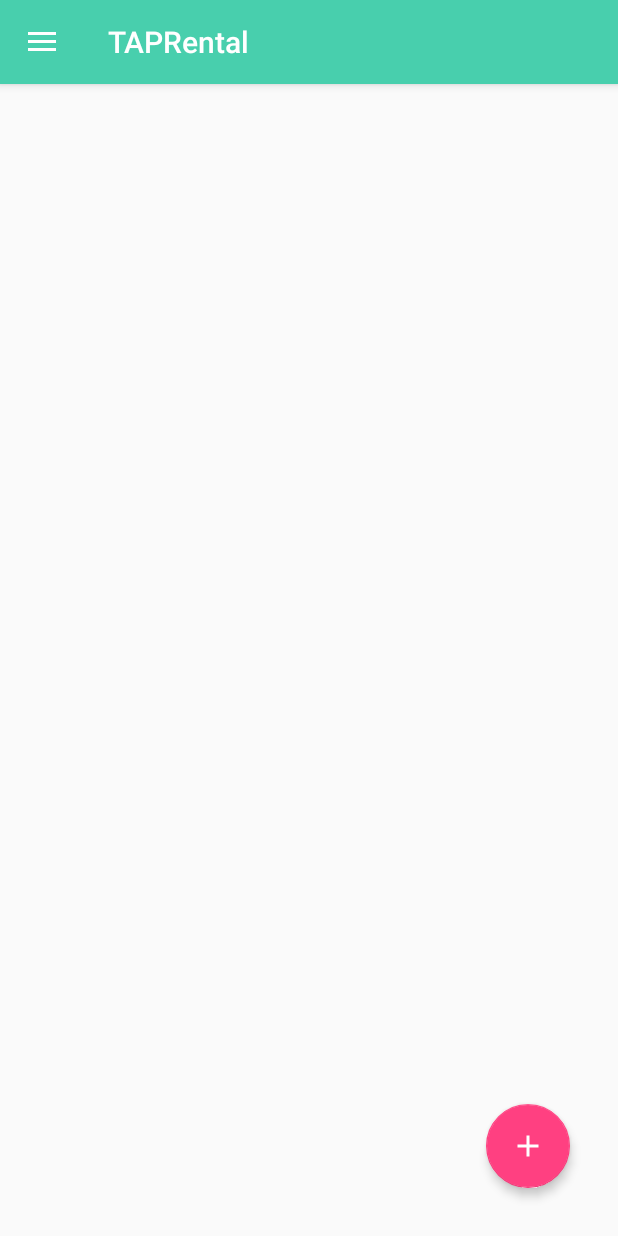
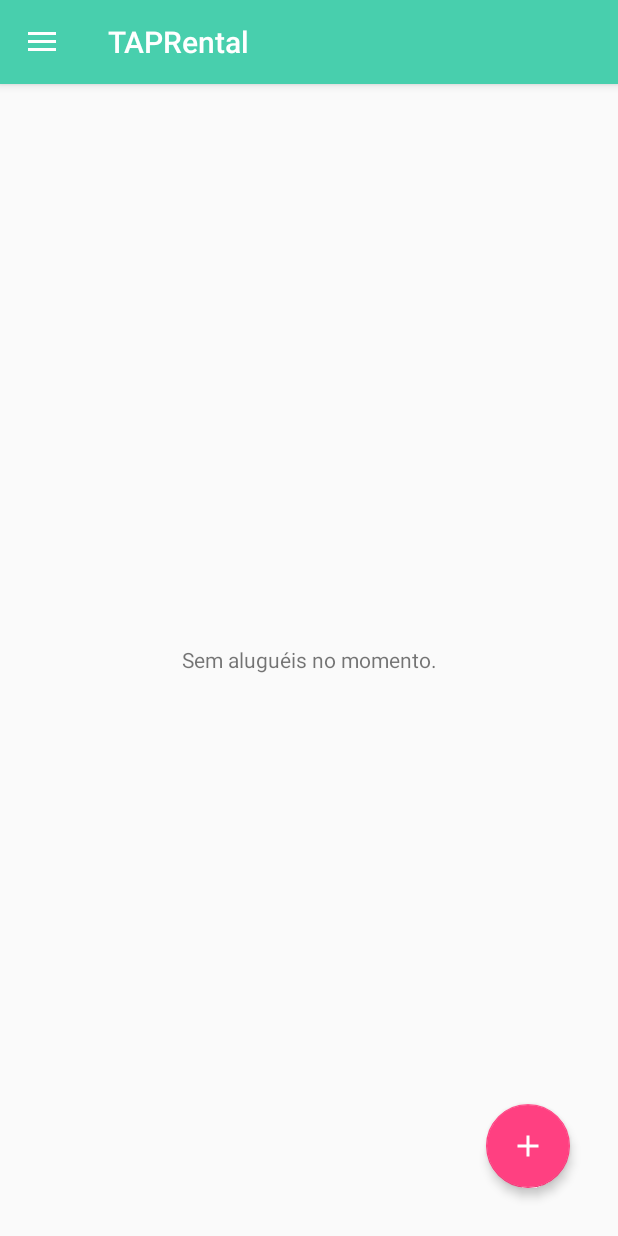
Before and after one commit to gabrielpcosta18/TAPRentalAndroid, an Android app: the screen it shows after launch (MainActivity), on a phone screen of 412 x 824 dp. Run offline under Robolectric (Android 15) with nearby library versions, the phone set to English and light mode, and no system bars.

Commit message:
Adicionando mensagem de lista vazia na listagem de aluguéis

```diff
--- a/TAPRental/app/src/main/java/br/edu/ufam/icomp/taprental/MainActivity.java
+++ b/TAPRental/app/src/main/java/br/edu/ufam/icomp/taprental/MainActivity.java
@@ -18,6 +18,7 @@ import android.view.Menu;
 import android.view.MenuItem;
 import android.widget.AdapterView;
 import android.widget.ListView;
+import android.widget.TextView;
 import android.widget.Toast;
 
 import java.util.List;
@@ -73,6 +74,7 @@ public class MainActivity extends AppCompatActivity
     private void fillRentList() {
         RentListAdapter adapter = new RentListAdapter(this,
                 R.layout.rental_list_item, new RentalDAO(this).getAllRental());
+        rentalList.setEmptyView((TextView)findViewById(R.id.empty));
 
         rentalList.setAdapter(adapter);
         rentalList.setOnItemClickListener(new AdapterView.OnItemClickListener() {
--- a/TAPRental/app/src/main/res/layout/content_main.xml
+++ b/TAPRental/app/src/main/res/layout/content_main.xml
@@ -16,7 +16,16 @@
     <ListView
         android:layout_width="match_parent"
         android:layout_height="match_parent"
+        android:layout_weight="1"
         android:id="@+id/rentalList"></ListView>
+
+    <TextView
+        android:id="@+id/empty"
+        android:text="Sem aluguéis no momento."
+        android:layout_width="fill_parent"
+        android:layout_height="fill_parent"
+        android:gravity="center"
+        />
 
     <android.support.design.widget.FloatingActionButton
         android:id="@+id/fabRentListAdd"
```
